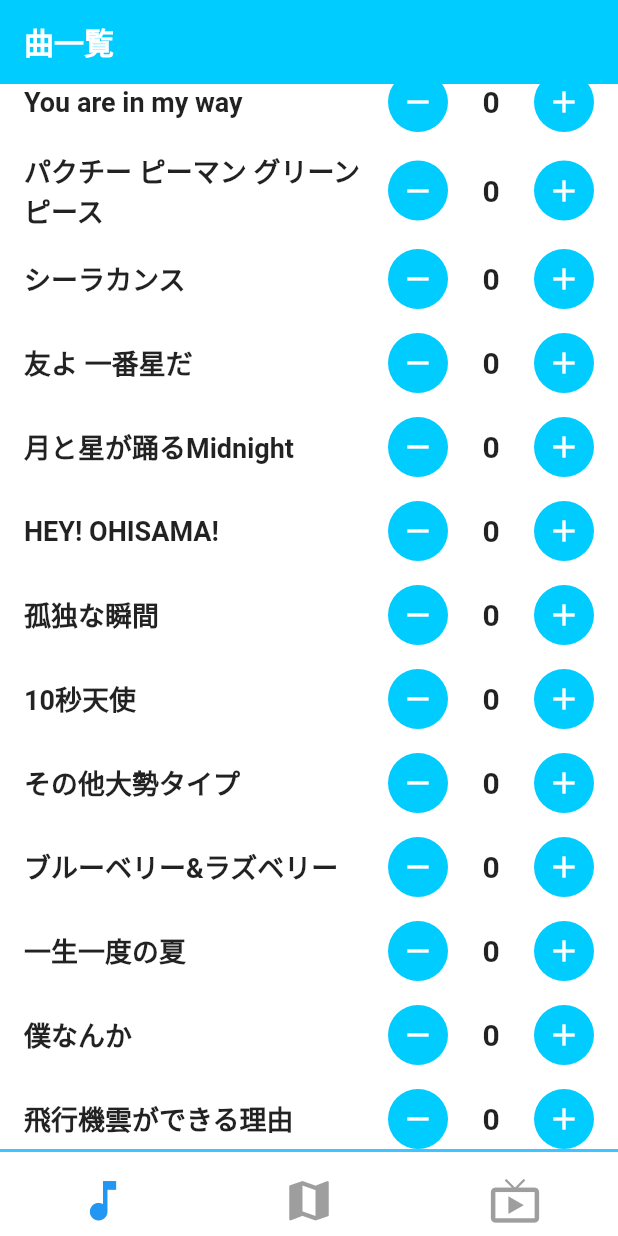
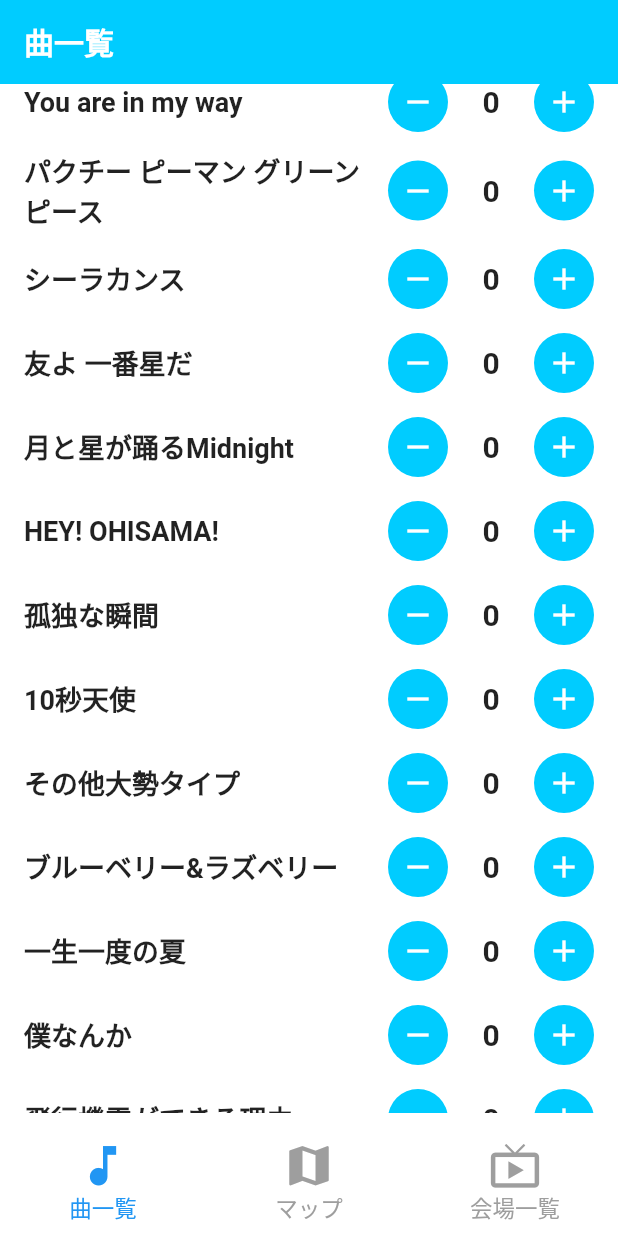
Before and after one commit to iseruuuuu/hinatazaka_song_record_app, a Flutter app: the screen it shows after launch, scrolled down 576 dp, on a phone screen of 412 x 824 dp. Run offline on Flutter 3.47's test engine with Material 2 defaults, Android fonts, the phone set to English and light mode, and no system bars; our stand-ins replace flutter_dotenv, flutter_riverpod, freezed_annotation, google_maps_flutter, riverpod_annotation, shared_preferences and 1 more; accounts and stored records are empty; generated files the repository leaves out were written again.

Commit message:
add: リビルドできないようにしました

```diff
--- a/lib/screen/song/song_screen.dart
+++ b/lib/screen/song/song_screen.dart
@@ -3,11 +3,21 @@ import 'package:flutter_riverpod/flutter_riverpod.dart';
 import 'package:hinatazaka_song_record_app/constants/song.dart';
 import 'package:hinatazaka_song_record_app/screen/song/song_screen_view_model.dart';
 
-class SongScreen extends ConsumerWidget {
+class SongScreen extends ConsumerStatefulWidget {
   const SongScreen({super.key});
 
   @override
-  Widget build(BuildContext context, WidgetRef ref) {
+  SongScreenState createState() => SongScreenState();
+}
+
+class SongScreenState extends ConsumerState<SongScreen>
+    with AutomaticKeepAliveClientMixin {
+  @override
+  bool get wantKeepAlive => true;
+
+  @override
+  Widget build(BuildContext context) {
+    super.build(context);
     final state = ref.watch(songScreenViewModelProvider());
     return Scaffold(
       backgroundColor: Colors.white,
--- a/lib/screen/tab/tab_screen.dart
+++ b/lib/screen/tab/tab_screen.dart
@@ -11,23 +11,13 @@ class TabScreen extends ConsumerWidget {
     final controller = ref.watch(tabScreenViewModelProvider().notifier);
     return Scaffold(
       body: controller.pageList[state.selectedIndex],
-      bottomNavigationBar: Container(
-        width: MediaQuery.of(context).size.width,
-        decoration: const BoxDecoration(
-          border: Border(
-            top: BorderSide(
-              width: 2,
-              color: Colors.lightBlueAccent,
-            ),
-          ),
-        ),
-        child: BottomNavigationBar(
+      bottomNavigationBar: BottomNavigationBar(
         elevation: 0,
         backgroundColor: Colors.white,
         unselectedItemColor: Colors.grey,
-          iconSize: 30,
-          selectedFontSize: 0,
-          unselectedFontSize: 0,
+        iconSize: 15,
+        selectedFontSize: 15,
+        unselectedFontSize: 15,
         type: BottomNavigationBarType.fixed,
         currentIndex: state.selectedIndex,
         onTap: controller.onTap,
@@ -40,7 +30,7 @@ class TabScreen extends ConsumerWidget {
                 size: 35,
               ),
             ),
-              label: '',
+            label: '曲一覧',
           ),
           BottomNavigationBarItem(
             icon: Padding(
@@ -50,7 +40,7 @@ class TabScreen extends ConsumerWidget {
                 size: 35,
               ),
             ),
-              label: '',
+            label: 'マップ',
           ),
           BottomNavigationBarItem(
             icon: Padding(
@@ -60,10 +50,9 @@ class TabScreen extends ConsumerWidget {
                 size: 35,
               ),
             ),
-              label: '',
+            label: '会場一覧',
           ),
         ],
-        ),
       ),
     );
   }
```
Lines whose indentation alone changed are shown as unchanged.
